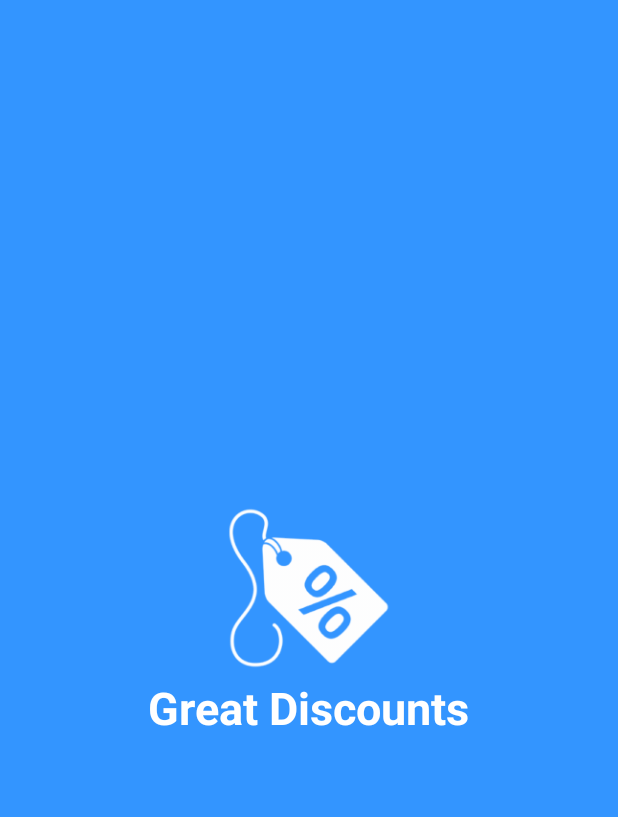
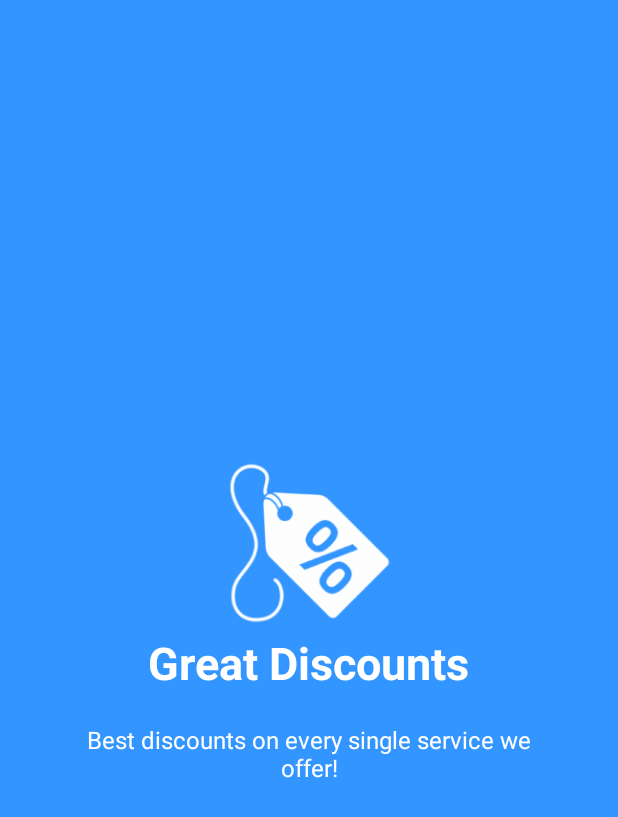
Before and after one commit to sawepeter/KFG, an Android app: the layout welcome_slide3.xml on its own in the app's theme, with its tools: preview values and no code run, on a phone screen of 412 x 824 dp. Shown: the top 817 px of the screen. Run offline under Robolectric (Android 15) with nearby library versions, the phone set to English and light mode, and no system bars.

Commit message:
completed slide 3 design

```diff
--- a/app/src/main/res/layout/welcome_slide3.xml
+++ b/app/src/main/res/layout/welcome_slide3.xml
@@ -25,6 +25,17 @@
             android:textSize="@dimen/slide_title"
             android:textStyle="bold"/>
 
+        <TextView
+            android:layout_width="wrap_content"
+            android:layout_height="wrap_content"
+            android:layout_marginTop="20dp"
+            android:paddingLeft="@dimen/desc_padding"
+            android:paddingRight="@dimen/desc_padding"
+            android:text="@string/slide_3_desc"
+            android:textAlignment="center"
+            android:textColor="@android:color/white"
+            android:textSize="@dimen/slide_desc"/>
+
     </LinearLayout>
 
 </RelativeLayout>
```
